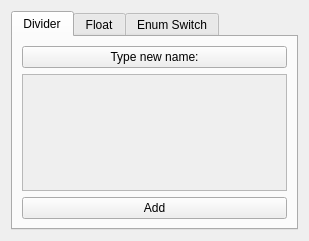
Above: scripts/attribute/cstm_attr_ui/create_custom_attributes_qt.ui from JamesV-S/JmvsShelf_Rigging before the change. Below: the same form after it.
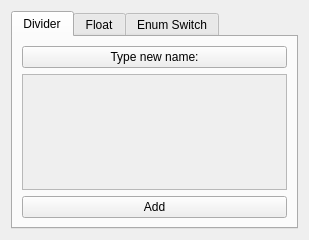
That is the form after the change.

```diff
--- a/scripts/attribute/cstm_attr_ui/create_custom_attributes_qt.ui
+++ b/scripts/attribute/cstm_attr_ui/create_custom_attributes_qt.ui
@@ -7,7 +7,7 @@
     <x>0</x>
     <y>0</y>
     <width>309</width>
-    <height>241</height>
+    <height>240</height>
    </rect>
   </property>
   <property name="windowTitle">
@@ -48,7 +48,7 @@
               <x>0</x>
               <y>0</y>
               <width>263</width>
-              <height>115</height>
+              <height>114</height>
              </rect>
             </property>
             <layout class="QGridLayout" name="gridLayout_4">
```
